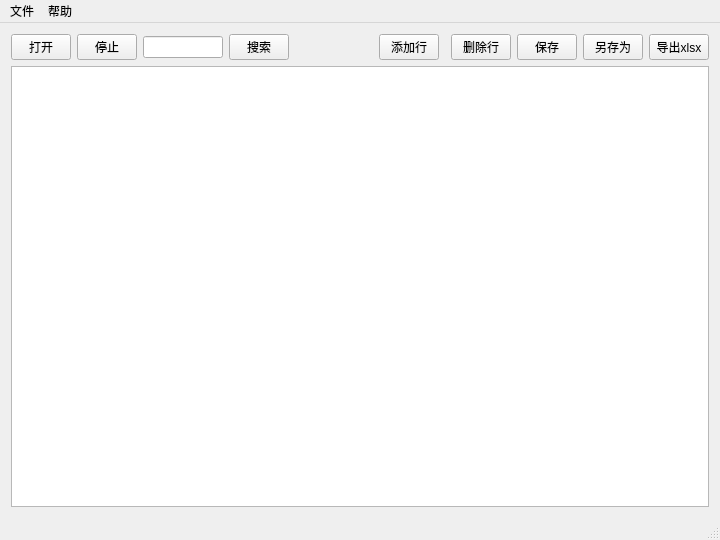
liuqiang1357/DntEditor, file source/mainwindow.ui: the form before one commit.
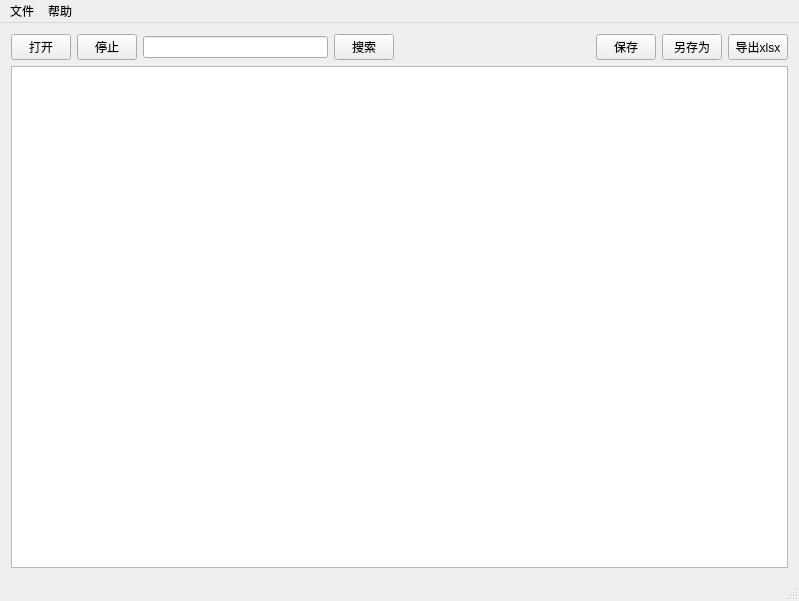
The form after the commit.

```diff
--- a/source/mainwindow.ui
+++ b/source/mainwindow.ui
@@ -6,8 +6,8 @@
    <rect>
     <x>0</x>
     <y>0</y>
-    <width>720</width>
-    <height>540</height>
+    <width>799</width>
+    <height>601</height>
    </rect>
   </property>
   <property name="windowTitle">
@@ -77,7 +77,7 @@
       </property>
      </spacer>
     </item>
-    <item row="0" column="8">
+    <item row="0" column="6">
      <widget class="QPushButton" name="pushButton_3">
       <property name="maximumSize">
        <size>
@@ -90,7 +90,7 @@
       </property>
      </widget>
     </item>
-    <item row="0" column="9">
+    <item row="0" column="7">
      <widget class="QPushButton" name="pushButton_4">
       <property name="maximumSize">
        <size>
@@ -103,7 +103,7 @@
       </property>
      </widget>
     </item>
-    <item row="2" column="0" colspan="11">
+    <item row="2" column="0" colspan="9">
      <widget class="QTableWidget" name="tableWidget">
       <property name="whatsThis">
        <string>&lt;!DOCTYPE HTML PUBLIC &quot;-//W3C//DTD HTML 4.0//EN&quot; &quot;http://www.w3.org/TR/REC-html40/strict.dtd&quot;&gt;
@@ -129,7 +129,7 @@
       </attribute>
      </widget>
     </item>
-    <item row="0" column="10">
+    <item row="0" column="8">
      <widget class="QPushButton" name="pushButton_6">
       <property name="maximumSize">
        <size>
@@ -142,32 +142,6 @@
       </property>
      </widget>
     </item>
-    <item row="0" column="5">
-     <widget class="QPushButton" name="pushButton_7">
-      <property name="maximumSize">
-       <size>
-        <width>60</width>
-        <height>16777215</height>
-       </size>
-      </property>
-      <property name="text">
-       <string>添加行</string>
-      </property>
-     </widget>
-    </item>
-    <item row="0" column="7">
-     <widget class="QPushButton" name="pushButton_8">
-      <property name="maximumSize">
-       <size>
-        <width>60</width>
-        <height>16777215</height>
-       </size>
-      </property>
-      <property name="text">
-       <string>删除行</string>
-      </property>
-     </widget>
-    </item>
    </layout>
   </widget>
   <widget class="QMenuBar" name="menuBar">
@@ -175,7 +149,7 @@
     <rect>
      <x>0</x>
      <y>0</y>
-     <width>720</width>
+     <width>799</width>
      <height>23</height>
     </rect>
    </property>
```
